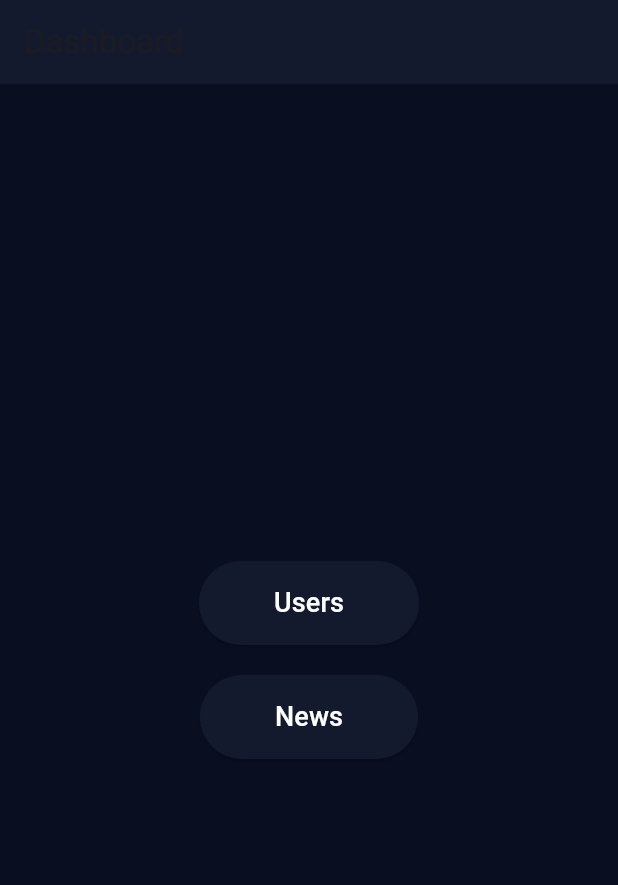
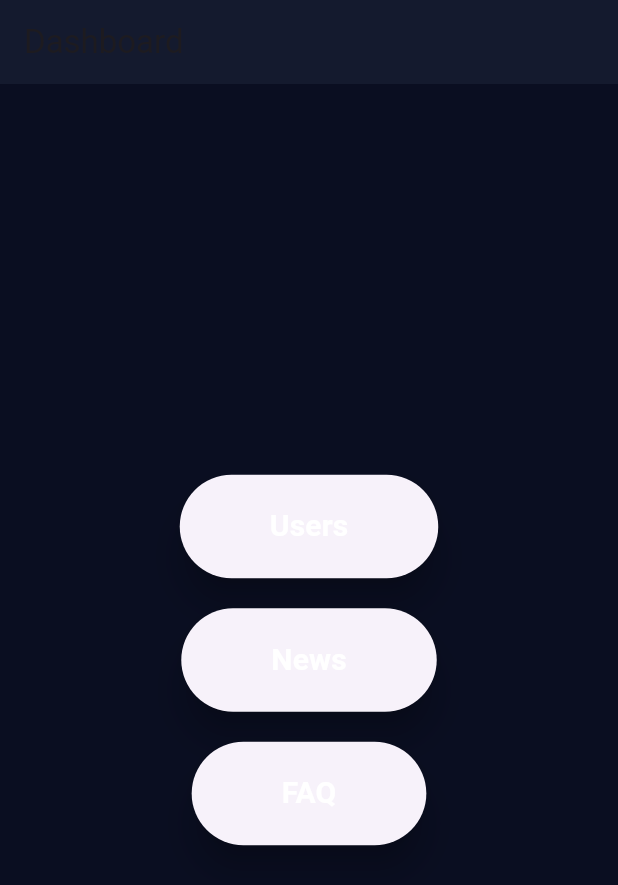
Before and after one commit to shegzibar/Futurex_dashboard, a Flutter app: the screen it shows after launch, on a phone screen of 412 x 824 dp. Shown: the top 885 px of the screen. Run offline on Flutter 3.47's test engine with Material 3 defaults, Android fonts, the phone set to English and light mode, and no system bars; our stand-ins replace cloud_firestore, firebase_core; accounts and stored records are empty.

Commit message:
add some dashboard design

```diff
--- a/lib/Screens/Home.dart
+++ b/lib/Screens/Home.dart
@@ -1,7 +1,7 @@
 import 'package:flutter/material.dart';
 import 'package:futuerx_dashboard/Screens/News.dart';
 import 'package:futuerx_dashboard/Screens/Users.dart';
-
+// Import the FAQ page
 
 class Dashboard extends StatelessWidget {
   @override
@@ -16,44 +16,39 @@
         child: Column(
           mainAxisAlignment: MainAxisAlignment.center,
           children: [
-              ElevatedButton(
+            // Users Button
+            StylishButton(
+              label: 'Users',
               onPressed: () {
                 Navigator.push(
                   context,
                   MaterialPageRoute(builder: (context) => UsersPage()),
                 );
               },
-                style: ElevatedButton.styleFrom(
-                  padding: const EdgeInsets.symmetric(horizontal: 50, vertical: 15),
-                  backgroundColor: const Color(0xFF141A2E),
-                  shape: RoundedRectangleBorder(
-                    borderRadius: BorderRadius.circular(30),
-                  ),
-                ),
-                child: const Text(
-                  'Users',
-                  style: TextStyle(color: Colors.white, fontSize: 18),
-                ),
             ),
             const SizedBox(height: 20),
-              ElevatedButton(
+
+            // News Button
+            StylishButton(
+              label: 'News',
               onPressed: () {
                 Navigator.push(
                   context,
                   MaterialPageRoute(builder: (context) => NewsPage()),
                 );
               },
-                style: ElevatedButton.styleFrom(
-                  padding: const EdgeInsets.symmetric(horizontal: 50, vertical: 15),
-                  backgroundColor: const Color(0xFF141A2E),
-                  shape: RoundedRectangleBorder(
-                    borderRadius: BorderRadius.circular(30),
             ),
-                ),
-                child: const Text(
-                  'News',
-                  style: TextStyle(color: Colors.white, fontSize: 18),
-                ),
+            const SizedBox(height: 20),
+
+            // FAQ Button
+            StylishButton(
+              label: 'FAQ',
+              onPressed: () {
+                // Navigator.push(
+                //   context,
+                //   MaterialPageRoute(builder: (context) => FAQPage()), // Define your FAQPage class separately
+                // );
+              },
             ),
           ],
         ),
@@ -61,3 +56,41 @@
     );
   }
 }
+
+// Reusable StylishButton widget
+class StylishButton extends StatelessWidget {
+  final String label;
+  final VoidCallback onPressed;
+
+  const StylishButton({required this.label, required this.onPressed});
+
+  @override
+  Widget build(BuildContext context) {
+    return ElevatedButton(
+      onPressed: onPressed,
+      style: ElevatedButton.styleFrom(
+        padding: const EdgeInsets.symmetric(horizontal: 60, vertical: 20),
+        backgroundColor: const Color(0xFF141A2E),
+        shape: RoundedRectangleBorder(
+          borderRadius: BorderRadius.circular(40),
+        ),
+        elevation: 10,
+      ).copyWith(
+        backgroundColor: MaterialStateProperty.resolveWith((states) {
+          if (states.contains(MaterialState.pressed)) {
+            return const Color(0xFF141A2E).withOpacity(0.7);
+          }
+          return null;
+        }),
+      ),
+      child: Text(
+        label,
+        style: const TextStyle(
+          color: Colors.white,
+          fontSize: 20,
+          fontWeight: FontWeight.bold,
+        ),
+      ),
+    );
+  }
+}
```
Lines whose indentation alone changed are shown as unchanged.
